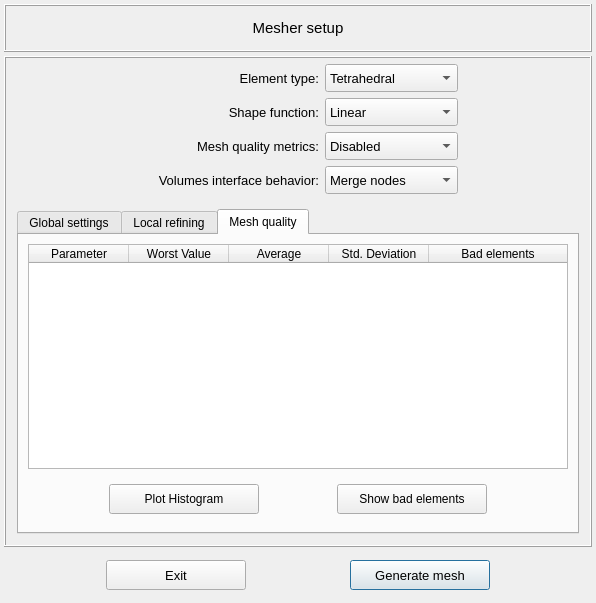
Above: vibra/interface/data/ui_files/mesh/mesher_setup_inputs.ui from MOPT-UFSC/VIBRA before the change. Below: the same form after it.
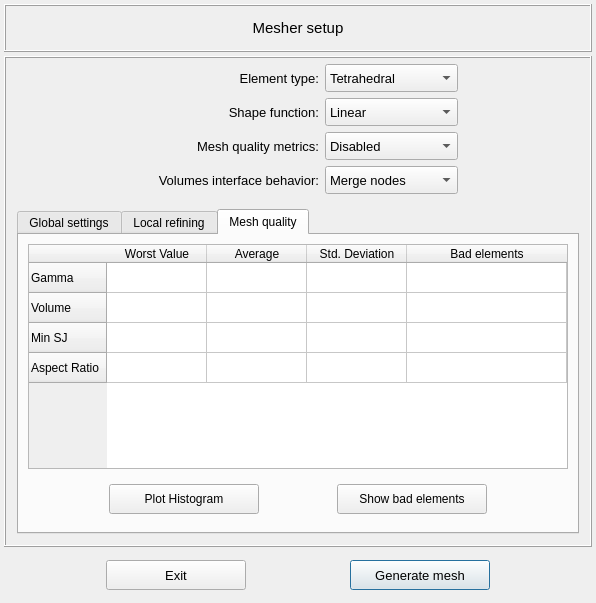
That is the form after the change. The open tabs and pages were chosen to show the change. Icons and pictures are not drawn.

Commit message: Update mesher setup inputs ui

Patch:
```diff
--- a/vibra/interface/data/ui_files/mesh/mesher_setup_inputs.ui
+++ b/vibra/interface/data/ui_files/mesh/mesher_setup_inputs.ui
@@ -1614,16 +1614,31 @@
                 <bool>true</bool>
                </attribute>
                <attribute name="verticalHeaderVisible">
-                <bool>false</bool>
+                <bool>true</bool>
                </attribute>
                <attribute name="verticalHeaderStretchLastSection">
                 <bool>false</bool>
                </attribute>
-               <column>
+               <row>
                 <property name="text">
-                 <string>Parameter</string>
+                 <string>Gamma</string>
                 </property>
-               </column>
+               </row>
+               <row>
+                <property name="text">
+                 <string>Volume</string>
+                </property>
+               </row>
+               <row>
+                <property name="text">
+                 <string>Min SJ</string>
+                </property>
+               </row>
+               <row>
+                <property name="text">
+                 <string>Aspect Ratio</string>
+                </property>
+               </row>
                <column>
                 <property name="text">
                  <string>Worst Value</string>
```
Left out of the diff: 103 changed lines with no effect on the pictures. The commit also changes 3 other files.
